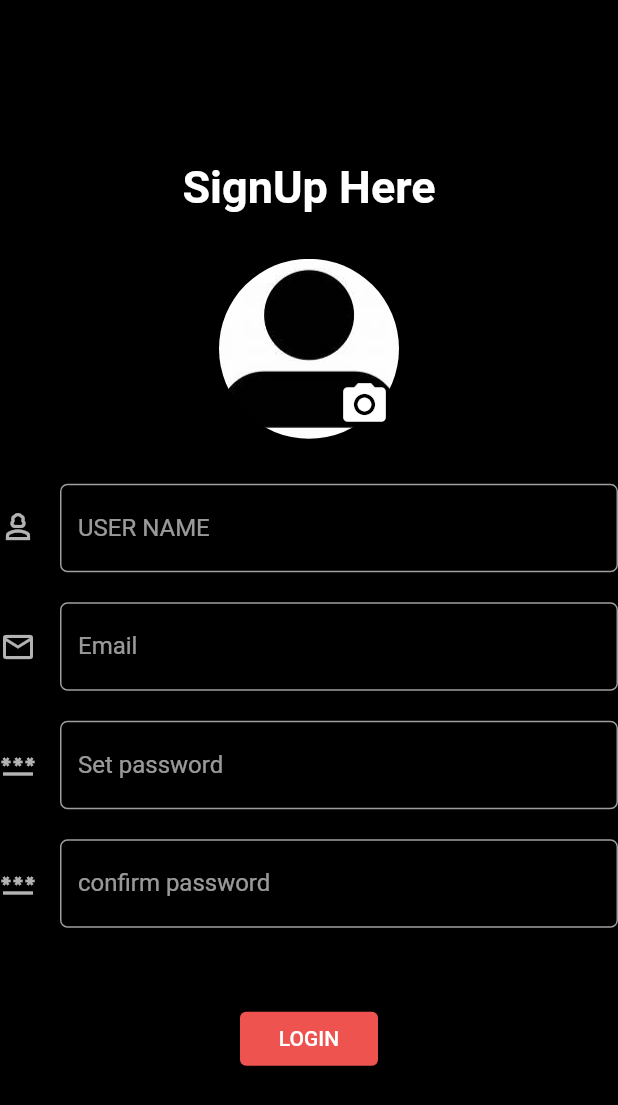
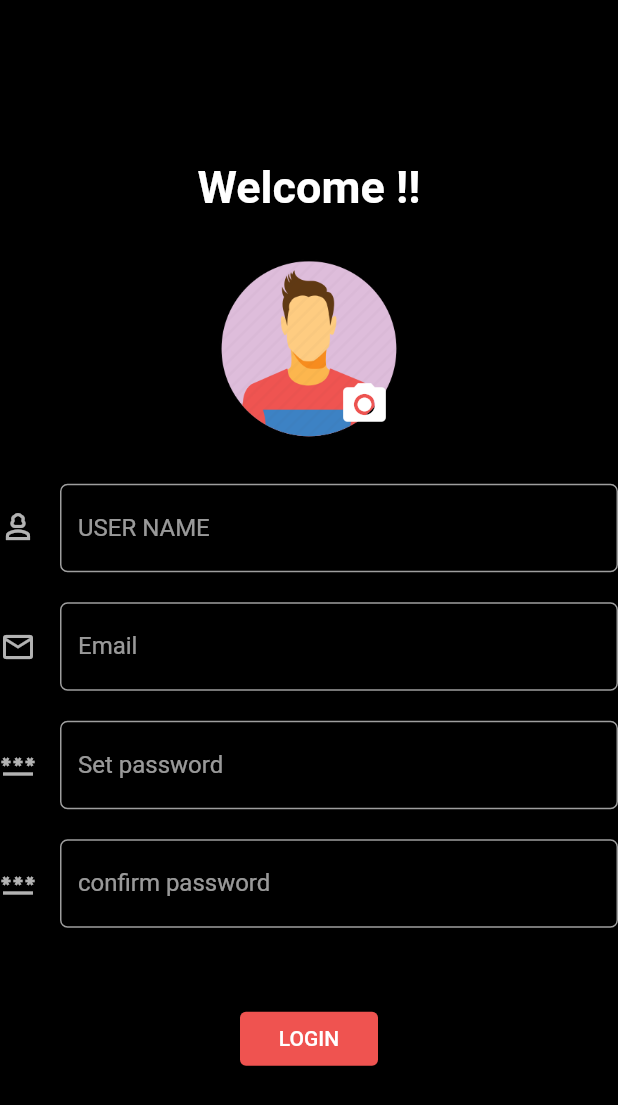
Before and after one commit to HarshGupta0/Shorts_App01, a Flutter app: the screen it shows after launch, on a phone screen of 412 x 824 dp. Shown: the top 1105 px of the screen. Run offline on Flutter 3.47's test engine with Material 2 defaults, Android fonts, the phone set to English and light mode, and no system bars; our stand-ins replace firebase_auth, firebase_core, firebase_storage, get, image_picker, video_player; accounts and stored records are empty.

```diff
--- a/lib/view/screens/auth/signupScreen.dart
+++ b/lib/view/screens/auth/signupScreen.dart
@@ -27,11 +27,11 @@ class SignUpScreenState extends State<SignUpScreen> {
             child: Column(
               mainAxisAlignment: MainAxisAlignment.center,
               children: [
-                GlithEffect(child: Text("SignUp Here",style: TextStyle(fontWeight: FontWeight.bold,color: Colors.white,fontSize: 30),)),
+                GlithEffect(child: Text("Welcome !!",style: TextStyle(fontWeight: FontWeight.bold,color: Colors.white,fontSize: 30),)),
                 SizedBox(height: 30,),
                 Stack(
                   children: [
-                    CircleAvatar(backgroundImage:AssetImage("asset/th.jpg"),radius: 60,),
+                    CircleAvatar(backgroundImage:AssetImage("asset/img.png"),radius: 60,),
                     Positioned(
                       bottom: 0,
                         // top: 0,
```
Also changed, not shown: lib/Controller/auth_controller.dart (added, +31 -0 lines), lib/main.dart (+6 -2 lines), asset/img.png (added), 3 other files.
